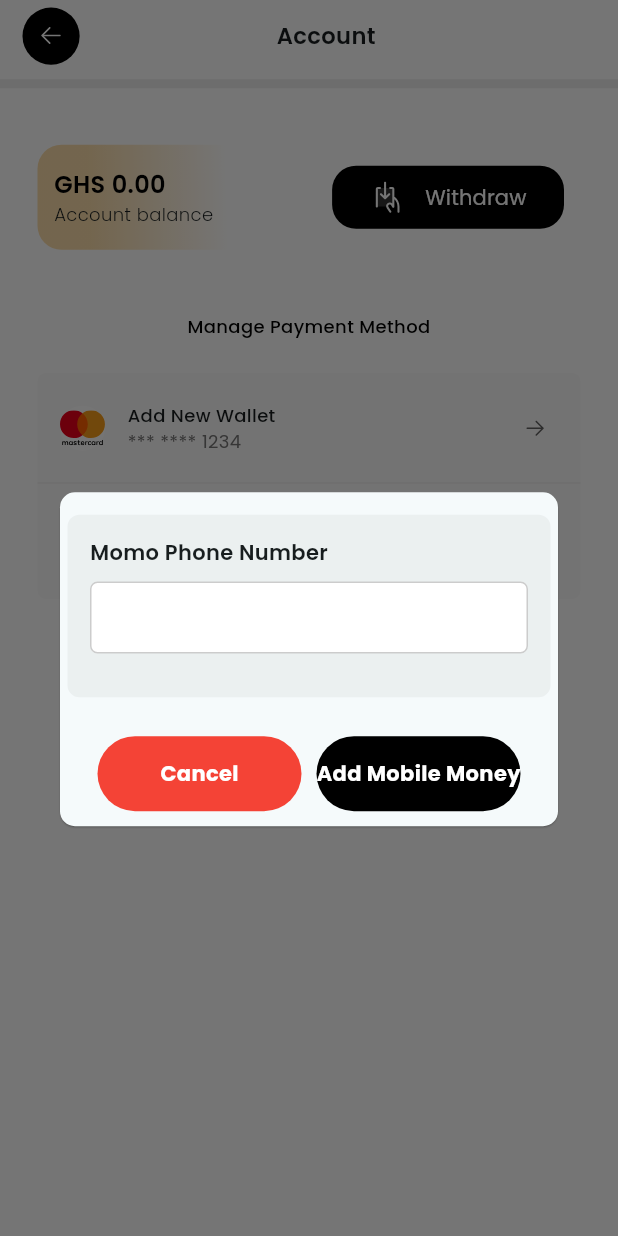
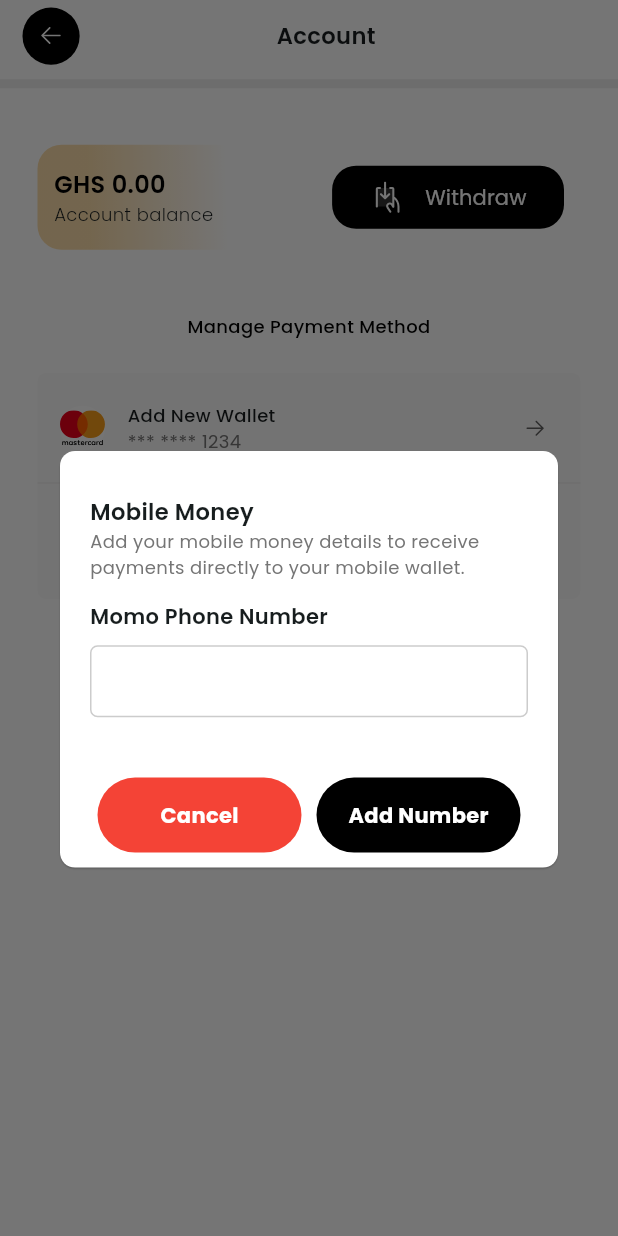
Before and after one commit to FreedomGhanaLabs/FreedomDiver, a Flutter app: the WalletScreen screen opened by its route, after a tap on "Add Mobile Money", on a phone screen of 412 x 824 dp. Run offline on Flutter 3.47's test engine with Material 3 defaults, Android fonts, the phone set to English and light mode, and no system bars; drawn by our look-alikes of loader_overlay; our stand-ins replace awesome_dialog, awesome_snackbar_content, bloc, cached_network_image, country_code_picker, dio and 26 more; missing offline and left inert: country_state_city_picker, flutter_polyline_points; accounts and stored records are empty; network calls fail; project files that could hold a hidden picture were left out.

Commit message:
modified wallet_screen.dart added show_custom_modal.dart

```diff
--- a/lib/feature/debt_financial_earnings/view/wallet_screen.dart
+++ b/lib/feature/debt_financial_earnings/view/wallet_screen.dart
@@ -1,4 +1,3 @@
-import 'package:awesome_dialog/awesome_dialog.dart';
 import 'package:flutter/material.dart';
 import 'package:flutter_bloc/flutter_bloc.dart';
 import 'package:freedomdriver/feature/debt_financial_earnings/cubit/finance/financial_cubit.dart';
@@ -6,12 +5,14 @@ import 'package:freedomdriver/feature/debt_financial_earnings/cubit/finance/fina
 import 'package:freedomdriver/feature/debt_financial_earnings/widgets/earnings_banner.dart';
 import 'package:freedomdriver/feature/debt_financial_earnings/widgets/utility.dart';
 import 'package:freedomdriver/feature/documents/driver_license/view/license_form.dart';
+import 'package:freedomdriver/feature/driver/extension.dart';
 import 'package:freedomdriver/feature/kyc/view/background_verification_screen.dart';
 import 'package:freedomdriver/shared/app_config.dart';
 import 'package:freedomdriver/shared/widgets/app_icon.dart';
 import 'package:freedomdriver/shared/widgets/custom_screen.dart';
-import 'package:freedomdriver/shared/widgets/decorated_container.dart';
 import 'package:freedomdriver/utilities/ui.dart';
+
+import '../../../utilities/show_custom_modal.dart';
 
 class WalletScreen extends StatefulWidget {
   const WalletScreen({super.key});
@@ -81,39 +82,23 @@ class _WalletScreenState extends State<WalletScreen> {
             ),
             ManagePayment(
               onAddMobileMoneyTap: () {
-                AwesomeDialog(
-                  context: context,
-                  dialogType: DialogType.noHeader,
-                  animType: AnimType.topSlide,
-                  title: 'Mobile Money',
-                  body: DecoratedContainer(
-                    child: Form(
-                      key: _formKey,
-                      child: Column(
-                        children: [
-                          buildField(
-                            'Momo Phone Number',
-                            phoneNumber,
-                            keyboardType: TextInputType.phone,
-                          ),
-                        ],
-                      ),
-                    ),
+                phoneNumber.text = context.driver?.phone ?? '';
+                showCustomModal(
+                  context,
+                  child: MobileMoneyForm(
+                    formKey: _formKey,
+                    phoneNumber: phoneNumber,
                   ),
-                  btnOkColor: Colors.black,
-                  autoDismiss: false,
-                  onDismissCallback: (type) {
-                    Navigator.of(context).pop();
+                  btnOkText: 'Add Number',
+                  btnOkOnPress: () {
+                    if (_formKey.currentState!.validate()) {
+                      context.read<FinancialCubit>().updateMomoDetails(
+                        context,
+                        phoneNumber: phoneNumber.text.trim(),
+                      );
+                    }
                   },
-                  btnOkText: 'Add Mobile Money',
-                  btnCancelText: 'Cancel',
-                  btnOkOnPress: () {
-                    context.read<FinancialCubit>().updateMomoDetails(
-                      context,
-                      phoneNumber: phoneNumber.text.trim(),
-                    );
-                  },
-                  btnCancelOnPress: () {}
+                  btnCancelOnPress: () {},
                 ).show();
               },
               onAddWalletTap: () {
@@ -132,3 +117,40 @@ class _WalletScreenState extends State<WalletScreen> {
     );
   }
 }
+
+class MobileMoneyForm extends StatelessWidget {
+  const MobileMoneyForm({
+    super.key,
+    required GlobalKey<FormState> formKey,
+    required this.phoneNumber,
+  }) : _formKey = formKey;
+
+  final GlobalKey<FormState> _formKey;
+  final TextEditingController phoneNumber;
+
+  @override
+  Widget build(BuildContext context) {
+    return Form(
+      key: _formKey,
+      child: Column(
+        crossAxisAlignment: CrossAxisAlignment.start,
+        children: [
+          Text('Mobile Money', style: normalTextStyle),
+          Text(
+            'Add your mobile money details to receive payments directly to your mobile wallet.',
+            style: paragraphTextStyle.copyWith(
+              color: Colors.grey.shade600,
+              fontSize: smallText,
+            ),
+          ),
+          const VSpace(smallWhiteSpace),
+          buildField(
+            'Momo Phone Number',
+            phoneNumber,
+            keyboardType: TextInputType.phone,
+          ),
+        ],
+      ),
+    );
+  }
+}
--- /dev/null
+++ b/lib/utilities/show_custom_modal.dart
@@ -0,0 +1,40 @@
+  import 'package:awesome_dialog/awesome_dialog.dart';
+import 'package:flutter/material.dart';
+
+import '../shared/app_config.dart';
+
+AwesomeDialog showCustomModal(
+    BuildContext context, {
+    Widget? child,
+    void Function()? btnOkOnPress,
+    void Function()? btnCancelOnPress,
+    String? btnOkText,
+    String btnCancelText = 'Cancel',
+    DialogType dialogType = DialogType.noHeader,
+    AnimType animType = AnimType.topSlide,
+    Color? dialogBackgroundColor,
+  }) {
+    return AwesomeDialog(
+      context: context,
+      dialogType: dialogType,
+      dialogBackgroundColor: dialogBackgroundColor ?? Colors.white,
+      animType: animType,
+      body: Padding(
+        padding: const EdgeInsets.only(
+          top: smallWhiteSpace,
+          left: smallWhiteSpace,
+          right: smallWhiteSpace,
+        ),
+        child: child,
+      ),
+      btnOkColor: Colors.black,
+      autoDismiss: false,
+      onDismissCallback: (type) {
+        Navigator.of(context).pop();
+      },
+      btnOkText: btnOkText,
+      btnCancelText: btnCancelText,
+      btnOkOnPress: btnOkOnPress,
+      btnCancelOnPress: btnCancelOnPress,
+    );
+  }
```
